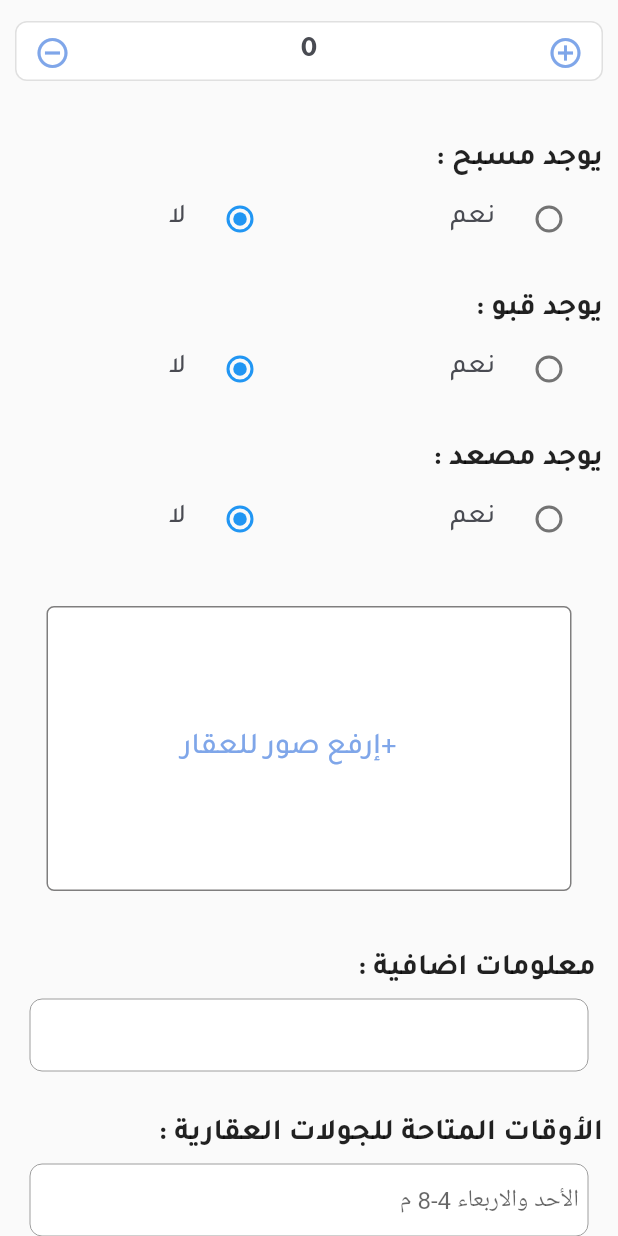
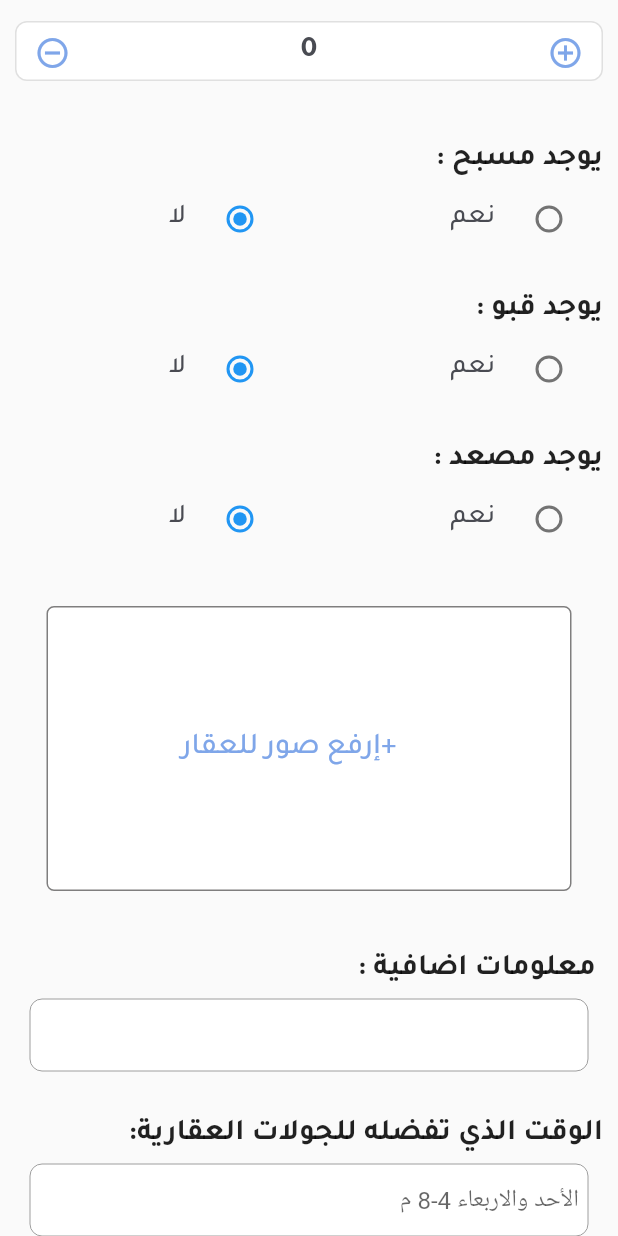
Before and after one commit to khloudaldughaim/2022-GP1-17, a Flutter app: the MyCustomForm screen opened directly, scrolled down 1728 dp, on a phone screen of 412 x 824 dp. Run offline on Flutter 3.47's test engine with Material 2 defaults, Android fonts, the phone set to English and light mode, and no system bars; our stand-ins replace cached_network_image, cloud_firestore, csc_picker, date_time_picker, firebase_auth, firebase_core and 11 more; missing offline and left inert: booking_calendar, cloud_firestore_web, firebase_core_web, label_marker, search_map_place_updated; accounts and stored records are empty; project files that could hold a hidden picture were left out.

Commit message:
Update add.dart

```diff
--- a/lib/pages/add.dart
+++ b/lib/pages/add.dart
@@ -147,7 +147,6 @@ class MyCustomFormState extends State<MyCustomForm> {
   List<XFile> selectedFiles = [];
 
   GoogleMapController? controller;
-  Map<MarkerId, Marker> markers = <MarkerId, Marker>{};
 
   //String _currentAddress = "";
 
@@ -201,13 +200,6 @@ class MyCustomFormState extends State<MyCustomForm> {
 
   @override
   Widget build(BuildContext context) {
-    final MarkerId mid = MarkerId("m1");
-    final Marker marker = Marker(
-      markerId: mid,
-      position: LatLng(24.774265, 46.738586),
-    );
-    markers[mid] = marker;
-
     GlobalKey<CSCPickerState> _cscPickerKey = GlobalKey();
     void getCities() async {}
 
@@ -980,35 +972,25 @@ class MyCustomFormState extends State<MyCustomForm> {
                                           myLocationEnabled: true,
                                           initialCameraPosition:
                                               CameraPosition(target: mapLatLng, zoom: 14),
-                                            markers: Set<Marker>.of(markers.values),
-                                            // {
-                                            //   Marker(
-                                            //     markerId: const MarkerId("marker1"),
-                                            //     icon: BitmapDescriptor.defaultMarker,
-                                            //     visible: true,
-                                            //     draggable: true,
-                                            //     position: LatLng(24.774265, 46.738586),
-                                            //     onDrag: (place) async {
-                                            //       LatLng geolocation = await place;
-
-                                            //       controller!.animateCamera(
-                                            //           CameraUpdate.newLatLng(geolocation));
-                                            //       setState(() {
-                                            //         mapLatLng = geolocation;
-                                            //       });
-                                            //     },
-                                            //   )
-                                            // },
-                                            onTap: (selectedPosition) {
-                                              final MarkerId ss = MarkerId("m1");
-                                              final Marker marker1 =
-                                                  Marker(markerId: ss, position: selectedPosition);
+                                          markers: {
+                                            Marker(
+                                              markerId: const MarkerId("marker1"),
+                                              icon: BitmapDescriptor.defaultMarker,
+                                              visible: true,
+                                              draggable: true,
+                                              position: LatLng(24.774265, 46.738586),
+                                              onDrag: (place) async {
+                                                LatLng geolocation = await place;
+
                                                 controller!.animateCamera(
-                                                  CameraUpdate.newLatLng(selectedPosition));
-                                              setState(() {
-                                                markers[mid] = marker1;
-                                              });
-                                            }),
+                                                    CameraUpdate.newLatLng(geolocation));
+                                                setState(() {
+                                                  mapLatLng = geolocation;
+                                                });
+                                              },
+                                            )
+                                          },
+                                        ),
                                         Container(
                                             alignment: Alignment.bottomRight,
                                             margin: EdgeInsets.only(right: 6, bottom: 108),
@@ -1776,7 +1758,7 @@ class MyCustomFormState extends State<MyCustomForm> {
                                     crossAxisAlignment: CrossAxisAlignment.start,
                                     children: <Widget>[
                                       Text(
-                                        'الأوقات المتاحة للجولات العقارية :',
+                                        'الوقت الذي تفضله للجولات العقارية:',
                                         style: TextStyle(
                                           fontSize: 20.0,
                                           fontFamily: "Tajawal-b",
```
Lines whose indentation alone changed are shown as unchanged.
